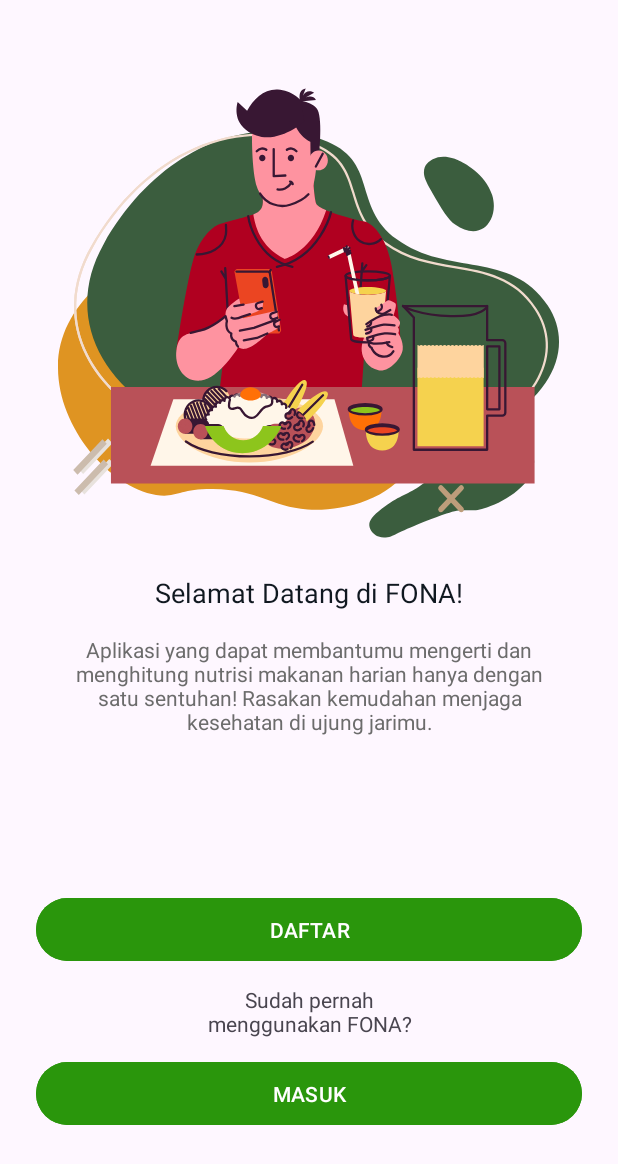
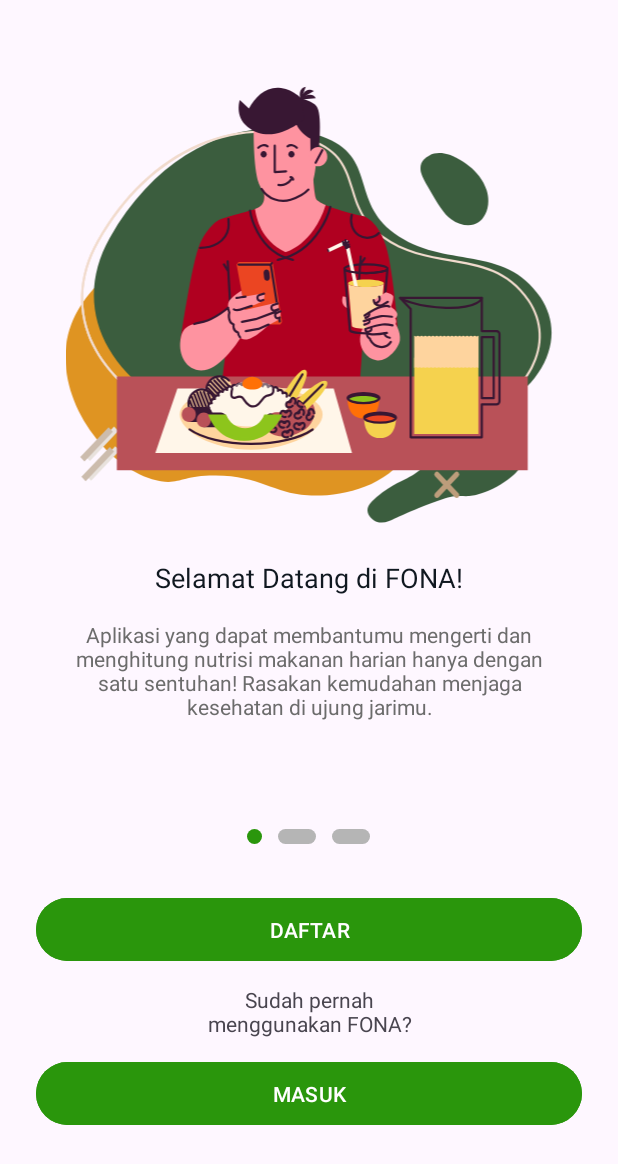
Before and after one commit to FONA-Food-Nutrition-Assistant/fona-android, an Android app: the screen it shows after launch (WelcomeActivity), on a phone screen of 412 x 824 dp. Shown: the top 1164 px of the screen. Run offline under Robolectric (Android 15) with nearby library versions, the phone set to English and light mode, and no system bars.

Commit message:
Add Indicators OnBoarding

```diff
--- a/app/src/main/java/com/example/fonaapp/ui/Intro/WelcomeActivity.kt
+++ b/app/src/main/java/com/example/fonaapp/ui/Intro/WelcomeActivity.kt
@@ -2,6 +2,11 @@ package com.example.fonaapp.ui.Intro
 
 import androidx.appcompat.app.AppCompatActivity
 import android.os.Bundle
+import android.view.ViewGroup.LayoutParams.WRAP_CONTENT
+import android.widget.ImageView
+import android.widget.LinearLayout
+import androidx.core.content.ContextCompat
+import androidx.core.view.get
 import androidx.viewpager2.widget.ViewPager2
 import com.example.fonaapp.R
 import com.example.fonaapp.databinding.ActivityWelcomeBinding
@@ -10,6 +15,7 @@ class WelcomeActivity : AppCompatActivity() {
 
     private lateinit var binding: ActivityWelcomeBinding
 
+    //List Adapter of Intro
     private val introSliderAdapter = IntroSliderAdapter(
         listOf(
             IntroSlider(
@@ -26,8 +32,63 @@ class WelcomeActivity : AppCompatActivity() {
         binding = ActivityWelcomeBinding.inflate(layoutInflater)
         setContentView(binding.root)
 
+        //Call Adapter
         binding.introSliderViewPager.adapter = introSliderAdapter
 
+        //Call Function setupIndicators()
+        setupIndicators()
+        //Call function setCurrentIndicators()
+        setCurrentIndicators(0)
+        binding.introSliderViewPager.registerOnPageChangeCallback(object:
+            ViewPager2.OnPageChangeCallback(){
 
+            override fun onPageSelected(position: Int) {
+                super.onPageSelected(position)
+                setCurrentIndicators(position)
+            }
+            })
+    }
+    //Setup Indicator View
+    private fun setupIndicators(){
+        val indicators = arrayOfNulls<ImageView>(introSliderAdapter.itemCount)
+        val layoutParams: LinearLayout.LayoutParams = LinearLayout.LayoutParams(WRAP_CONTENT, WRAP_CONTENT)
+        layoutParams.setMargins(8, 0,8,0)
+        for(i in indicators.indices){
+            indicators[i] = ImageView(applicationContext)
+            indicators[i].apply {
+                this?.setImageDrawable(
+                    ContextCompat.getDrawable(
+                        applicationContext,
+                        R.drawable.indicator_inactive
+                    )
+                )
+                this?.layoutParams = layoutParams
+            }
+            binding.indicatorsContainer.addView(indicators[i])
+        }
+    }
+
+    //Fun setCurrentIndicators
+    private fun setCurrentIndicators(index: Int) {
+        val childCount = binding.indicatorsContainer.childCount
+        for(i in 0 until childCount){
+            val imageView = binding.indicatorsContainer[i] as ImageView
+            //Set indicator if active or not
+            if (i == index){
+                imageView.setImageDrawable(
+                    ContextCompat.getDrawable(
+                        applicationContext,
+                        R.drawable.indicator_active
+                    )
+                )
+            } else {
+                imageView.setImageDrawable(
+                    ContextCompat.getDrawable(
+                        applicationContext,
+                        R.drawable.indicator_inactive
+                    )
+                )
+            }
+        }
     }
 }
--- a/app/src/main/res/drawable/indicator_inactive.xml
+++ b/app/src/main/res/drawable/indicator_inactive.xml
@@ -2,7 +2,7 @@
 <shape xmlns:android="http://schemas.android.com/apk/res/android"
     android:shape="rectangle">
 
-    <solid android:color="@color/button"/>
+    <solid android:color="@color/icon"/>
     <size android:width="25dp" android:height="10dp"/>
     <corners android:radius="20dp"/>
 
--- a/app/src/main/res/layout/activity_welcome.xml
+++ b/app/src/main/res/layout/activity_welcome.xml
@@ -50,7 +50,7 @@
         app:layout_constraintStart_toStartOf="parent" />
 
     <LinearLayout
-        android:id="@+id/indicators"
+        android:id="@+id/indicators_container"
         android:layout_width="match_parent"
         android:layout_height="wrap_content"
         android:gravity="center"
@@ -62,7 +62,7 @@
         android:layout_width="match_parent"
         android:layout_height="0dp"
         android:id="@+id/introSliderViewPager"
-        app:layout_constraintBottom_toTopOf="@+id/indicators"
+        app:layout_constraintBottom_toTopOf="@+id/indicators_container"
         android:layout_marginBottom="24dp"
         app:layout_constraintTop_toTopOf="parent"/>
 
--- a/app/src/main/res/values/colors.xml
+++ b/app/src/main/res/values/colors.xml
@@ -6,4 +6,8 @@
     <color name="primaryText">#101820</color>
     <color name="secondaryText">#6C6C6C</color>
     <color name="icon">#B5B5B5</color>
+    <color name="colorPrimary">#3B5D3E</color>
+    <color name="colorSecondary">#DF9422</color>
+    <color name="error">#B00020</color>
+    <color name="disabledText">#727272</color>
 </resources>
--- a/app/src/main/res/values/themes.xml
+++ b/app/src/main/res/values/themes.xml
@@ -1,8 +1,12 @@
 <resources xmlns:tools="http://schemas.android.com/tools">
     <!-- Base application theme. -->
     <style name="Base.Theme.FONAApp" parent="Theme.Material3.DayNight.NoActionBar">
-        <!-- Customize your light theme here. -->
-        <!-- <item name="colorPrimary">@color/my_light_primary</item> -->
+        <!-- Primary brand color. -->
+        <item name="colorPrimary">@color/colorPrimary</item>
+        <item name="colorOnPrimary">@color/white</item>
+        <!-- Secondary brand color. -->
+        <item name="colorSecondary">@color/colorSecondary</item>
+        <item name="colorOnSecondary">@color/white</item>
     </style>
 
     <style name="Theme.FONAApp" parent="Base.Theme.FONAApp" />
```
